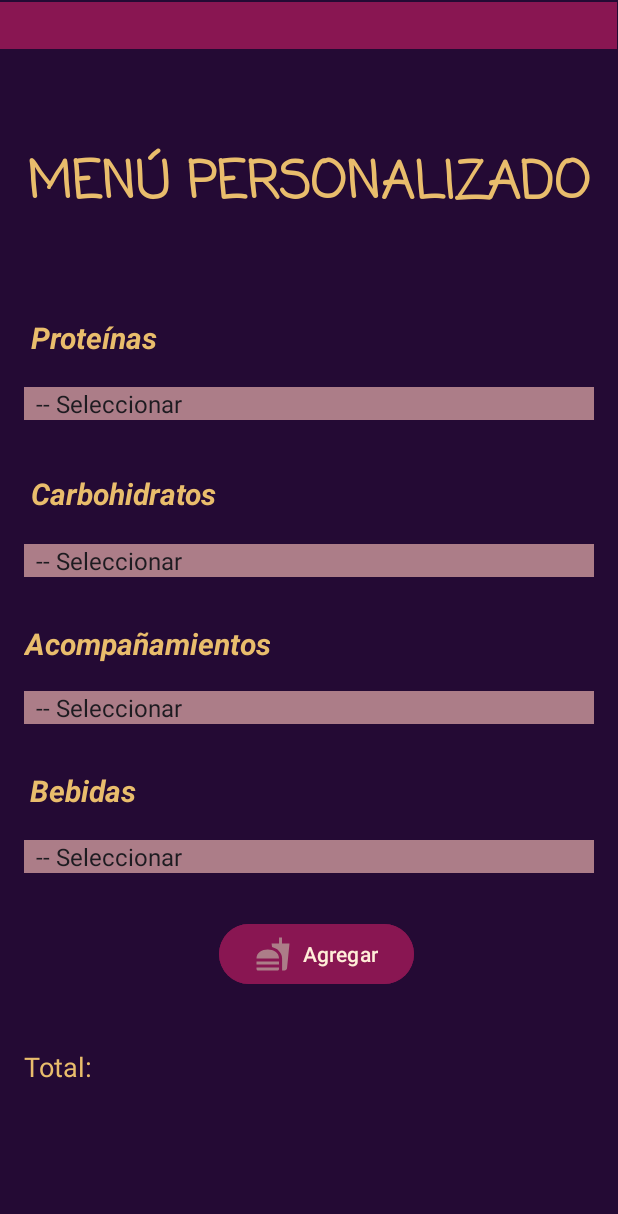
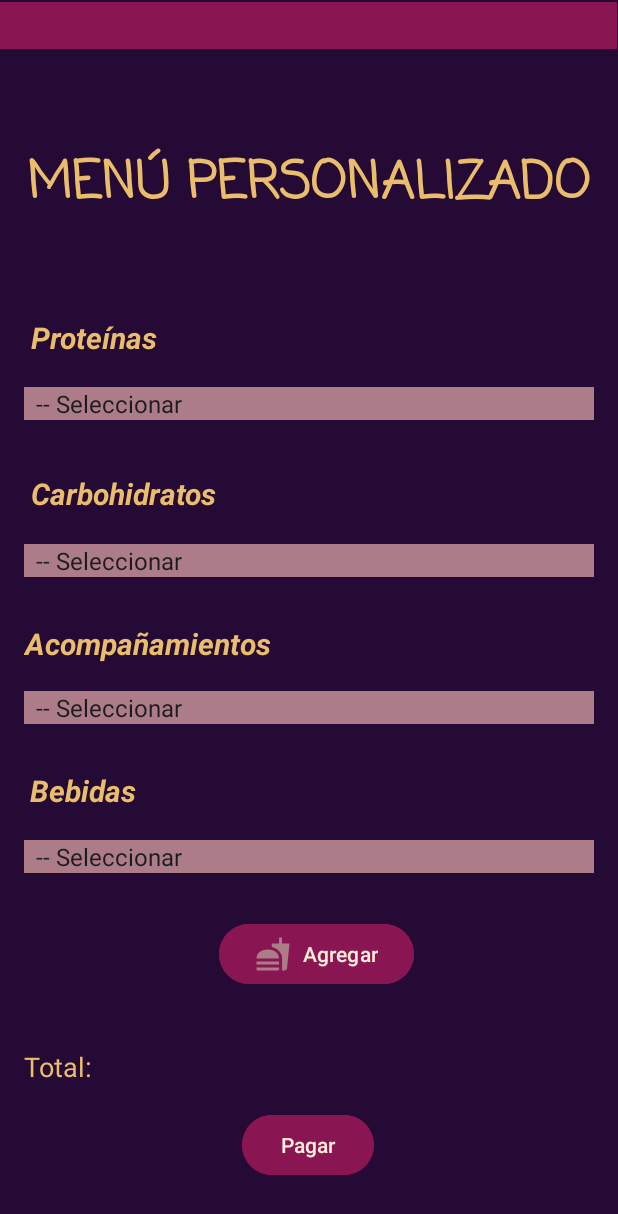
Before and after one commit to Sheens507/Proyecto-Poala-Martin-cafeteria, an Android app: the SeleccionarComida screen opened directly, with no data from a screen before it, on a phone screen of 412 x 824 dp. Shown: the top 1214 px of the screen. Run offline under Robolectric (Android 15) with nearby library versions, the phone set to English and light mode, and no system bars.

Commit message:
Boton de pagar
Se agrego boton de pagar en la pantalla de SELECCIONAR COMIDA

```diff
--- a/app/src/main/java/com/example/proyectoprogressbar/SeleccionarComida.java
+++ b/app/src/main/java/com/example/proyectoprogressbar/SeleccionarComida.java
@@ -1,6 +1,7 @@
 
 package com.example.proyectoprogressbar;
 
+import android.content.Intent;
 import android.os.Bundle;
 import android.view.View;
 import android.widget.ArrayAdapter;
@@ -14,6 +15,9 @@ public class SeleccionarComida extends AppCompatActivity {
 
     private Spinner spinnerProteina, spinnerCarbohidratos, spinnerAcompanamiento, spinnerBebida;
     private TextView textResult;
+    private Button pagar;
+    private float sum;
+
 
     // Arrays de ejemplo con sus respectivos valores, incluyendo la opción predeterminada
     private String[] proteinas = {"-- Seleccionar", "Pollo - 3.25", "Carne - 4.00", "Pescado - 5.00"};
@@ -32,6 +36,7 @@ public class SeleccionarComida extends AppCompatActivity {
         spinnerBebida = findViewById(R.id.spinner_bebida);
         Button buttonCalculate = findViewById(R.id.button_calculate);
         textResult = findViewById(R.id.text_result);
+        pagar = findViewById(R.id.pagar);
 
         // Configurar adaptadores para los spinners
         setUpSpinner(spinnerProteina, proteinas);
@@ -44,6 +49,17 @@ public class SeleccionarComida extends AppCompatActivity {
             public void onClick(View v) {
                 float total = calculateTotal();
                 textResult.setText("Total: B/. " + total);
+            }
+        });
+
+        pagar.setOnClickListener(new View.OnClickListener() {
+            @Override
+            public void onClick(View v) {
+                // aqui modificar
+                Intent intent = new Intent(SeleccionarComida.this, PasarelaPago.class);
+                intent.putExtra("SUMA_TOTAL", sum);
+                startActivity(intent);
+                startActivity(intent);
             }
         });
     }
@@ -73,4 +89,6 @@ public class SeleccionarComida extends AppCompatActivity {
         String[] parts = selectedItem.split(" - ");
         return Float.parseFloat(parts[1]);
     }
+
+
 }
--- a/app/src/main/res/layout/activity_seleccionar_comida.xml
+++ b/app/src/main/res/layout/activity_seleccionar_comida.xml
@@ -194,4 +194,18 @@
         app:layout_constraintTop_toTopOf="parent"
         app:layout_constraintVertical_bias="0.002"></LinearLayout>
 
+    <Button
+        android:id="@+id/pagar"
+        android:layout_width="wrap_content"
+        android:layout_height="wrap_content"
+        android:backgroundTint="@color/Button"
+        android:text="Pagar"
+        android:textColor="#FFEDD8"
+        app:layout_constraintBottom_toBottomOf="parent"
+        app:layout_constraintEnd_toEndOf="parent"
+        app:layout_constraintHorizontal_bias="0.498"
+        app:layout_constraintStart_toStartOf="parent"
+        app:layout_constraintTop_toTopOf="parent"
+        app:layout_constraintVertical_bias="0.953" />
+
 </androidx.constraintlayout.widget.ConstraintLayout>
```
